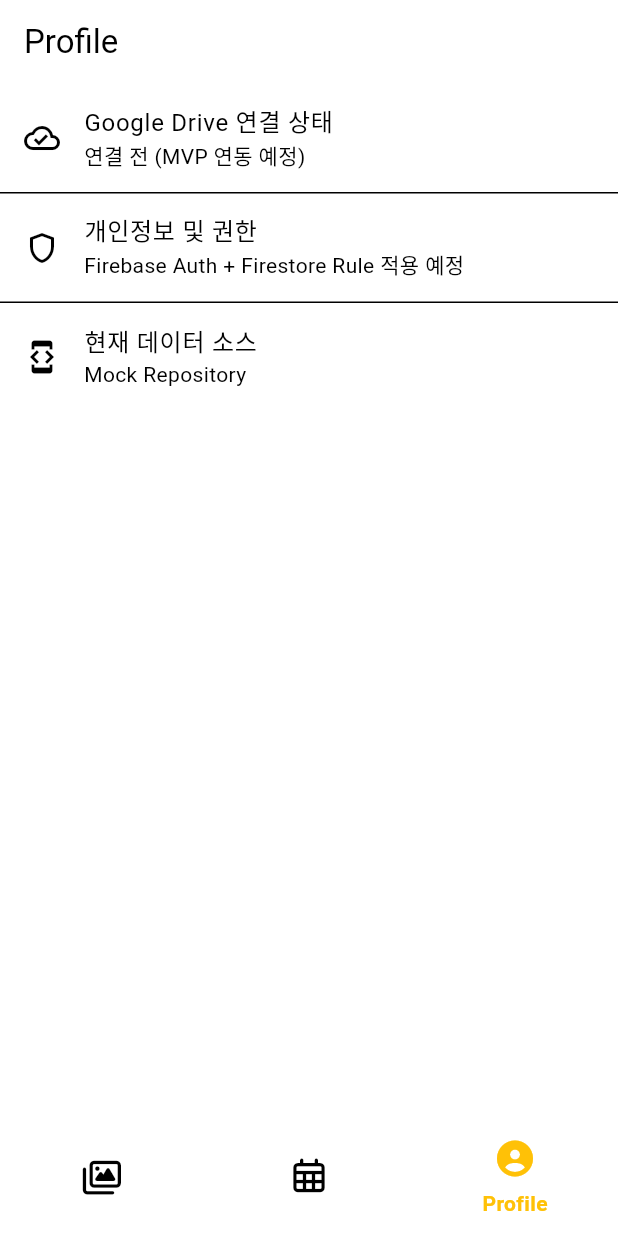
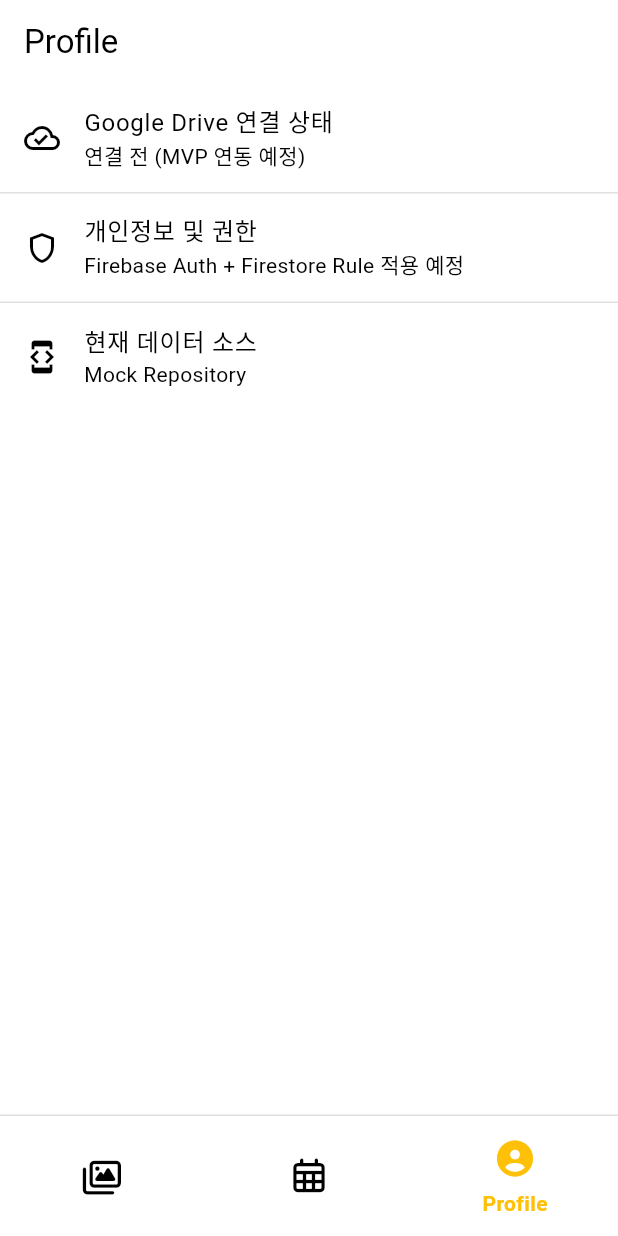
Before and after one commit to Alpaca92/b_log, a Flutter app: the ProfilePage screen opened by its route, on a phone screen of 412 x 824 dp. Run offline on Flutter 3.47's test engine with Material 3 defaults, Android fonts, the phone set to English and light mode, and no system bars; our stand-ins replace flutter_riverpod, font_awesome_flutter, go_router, logger; network calls fail.

Commit message:
feat: Add Flutter Coach agent and enhance TabRouteWidget with improved navigation and styling

```diff
--- a/lib/core/routes/tab_route.dart
+++ b/lib/core/routes/tab_route.dart
@@ -55,24 +55,7 @@
 
   final int selectedIndex;
 
-  @override
-  Widget build(BuildContext context) {
-    return NavigationBar(
-      indicatorColor: Colors.transparent,
-      labelBehavior: NavigationDestinationLabelBehavior.onlyShowSelected,
-      labelTextStyle: WidgetStateProperty.resolveWith((states) {
-        final isSelected = states.contains(WidgetState.selected);
-
-        return TextStyle(
-          color:
-              isSelected
-                  ? Theme.of(context).colorScheme.primary
-                  : Theme.of(context).colorScheme.onSurfaceVariant,
-          fontWeight: isSelected ? FontWeight.bold : FontWeight.normal,
-        );
-      }),
-      selectedIndex: selectedIndex,
-      onDestinationSelected: (index) {
+  void _onDestinationSelected(BuildContext context, int index) {
     switch (index) {
       case 0:
         context.go(TabRoute.feed.path);
@@ -84,7 +67,37 @@
         context.go(TabRoute.profile.path);
         break;
     }
-      },
+  }
+
+  WidgetStateProperty<TextStyle?> _labelTextStyle(BuildContext context) {
+    final colorScheme = Theme.of(context).colorScheme;
+
+    return WidgetStateProperty.resolveWith((states) {
+      final isSelected = states.contains(WidgetState.selected);
+
+      return TextStyle(
+        color: isSelected ? colorScheme.primary : colorScheme.onSurfaceVariant,
+        fontWeight: isSelected ? FontWeight.bold : FontWeight.normal,
+      );
+    });
+  }
+
+  @override
+  Widget build(BuildContext context) {
+    return Column(
+      mainAxisSize: MainAxisSize.min,
+      children: [
+        Container(
+          height: 1,
+          color: Theme.of(context).colorScheme.outlineVariant,
+        ),
+        NavigationBar(
+          indicatorColor: Colors.transparent,
+          labelBehavior: NavigationDestinationLabelBehavior.onlyShowSelected,
+          labelTextStyle: _labelTextStyle(context),
+          selectedIndex: selectedIndex,
+          onDestinationSelected:
+              (index) => _onDestinationSelected(context, index),
           destinations:
               TabRoute.values
                   .map(
@@ -98,6 +111,8 @@
                     ),
                   )
                   .toList(),
+        ),
+      ],
     );
   }
 }
--- a/lib/core/theme/colors.dart
+++ b/lib/core/theme/colors.dart
@@ -12,6 +12,7 @@
   onSurface: Colors.black,
   error: Colors.red,
   onError: Colors.white,
+  outlineVariant: Color(0xFFE0E0E0),
 );
 
 const darkColorScheme = ColorScheme(
@@ -24,4 +25,5 @@
   onSurface: Colors.white,
   error: Color(0xFFEF5350),
   onError: Colors.black,
+  outlineVariant: Color(0xFF44413C),
 );
```
Also changed, not shown: 1 other file. Lines whose indentation alone changed are shown as unchanged.
